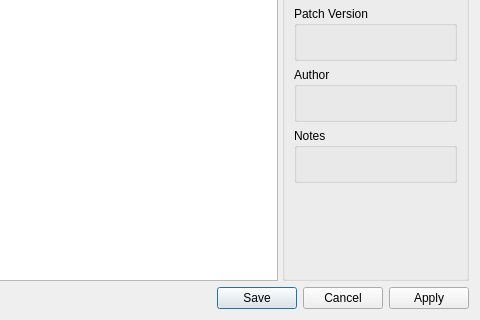
This is rpcs3/rpcs3qt/patch_manager_dialog.ui in RPCS3/rpcs3 as Qt 5 draws it before an edit; both pictures show x 357 to 837 and y 339 to 659 of the 837 by 659 pixel window. The edited form follows.
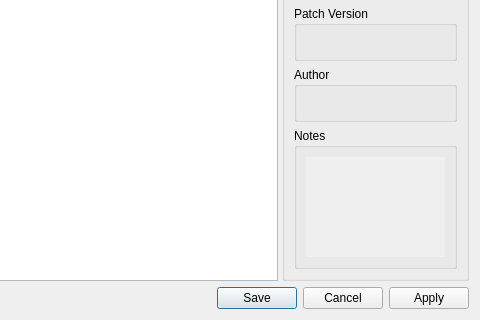
This is the edited form.

Commit message: patch_manager: layout fixes

```diff
--- a/rpcs3/rpcs3qt/patch_manager_dialog.ui
+++ b/rpcs3/rpcs3qt/patch_manager_dialog.ui
@@ -79,7 +79,7 @@
          <property name="title">
           <string>Patch Information</string>
          </property>
-         <layout class="QVBoxLayout" name="patch_info_gb_layout">
+         <layout class="QVBoxLayout" name="patch_info_gb_layout" stretch="0,0,0,0,0,0,0,1,0">
           <item>
            <widget class="QGroupBox" name="gb_title">
             <property name="title">
@@ -217,13 +217,56 @@
             </property>
             <layout class="QVBoxLayout" name="notes_layout">
              <item>
-              <widget class="QLabel" name="label_notes">
-               <property name="text">
-                <string/>
+              <widget class="QScrollArea" name="scrollArea_notes">
+               <property name="frameShape">
+                <enum>QFrame::NoFrame</enum>
                </property>
-               <property name="wordWrap">
+               <property name="lineWidth">
+                <number>0</number>
+               </property>
+               <property name="widgetResizable">
                 <bool>true</bool>
                </property>
+               <widget class="QWidget" name="scrollAreaWidgetContents_notes">
+                <property name="geometry">
+                 <rect>
+                  <x>0</x>
+                  <y>0</y>
+                  <width>127</width>
+                  <height>85</height>
+                 </rect>
+                </property>
+                <layout class="QVBoxLayout" name="scrollAreaWidgetContents_notes">
+                 <property name="spacing">
+                  <number>0</number>
+                 </property>
+                 <property name="leftMargin">
+                  <number>0</number>
+                 </property>
+                 <property name="topMargin">
+                  <number>0</number>
+                 </property>
+                 <property name="rightMargin">
+                  <number>0</number>
+                 </property>
+                 <property name="bottomMargin">
+                  <number>0</number>
+                 </property>
+                 <item>
+                  <widget class="QLabel" name="label_notes">
+                   <property name="text">
+                    <string/>
+                   </property>
+                   <property name="alignment">
+                    <set>Qt::AlignLeading|Qt::AlignLeft|Qt::AlignTop</set>
+                   </property>
+                   <property name="wordWrap">
+                    <bool>true</bool>
+                   </property>
+                  </widget>
+                 </item>
+                </layout>
+               </widget>
               </widget>
              </item>
             </layout>
```
Left out of the diff: 3 changed lines with no effect on the pictures. The commit also changes 1 other file.
